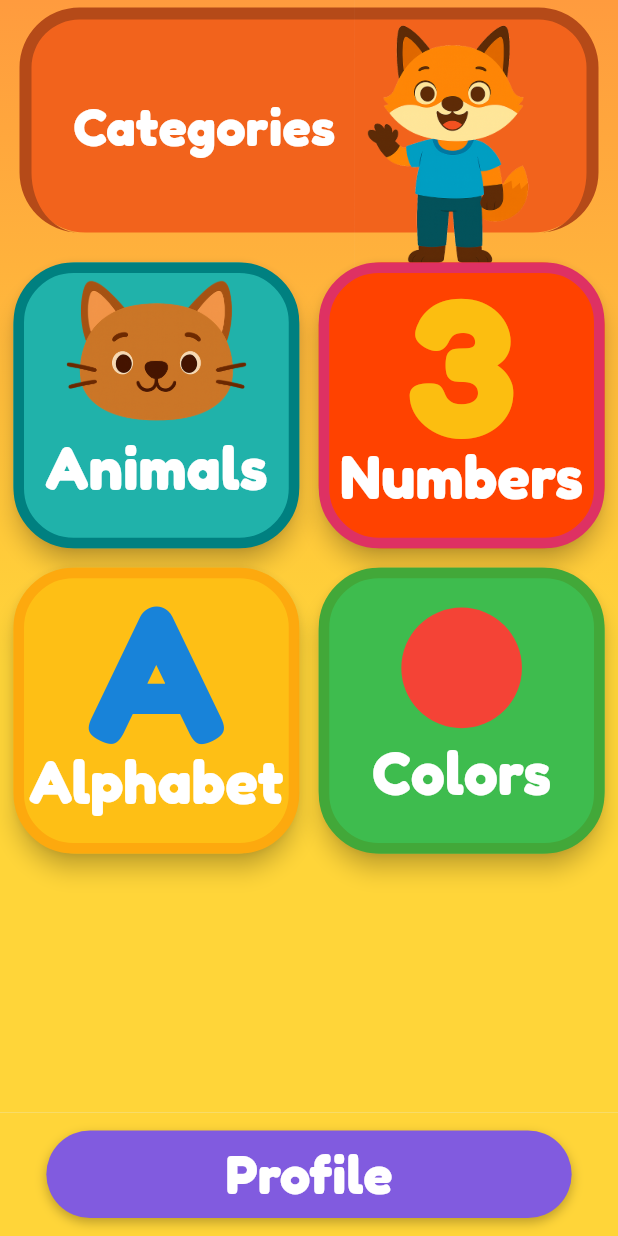
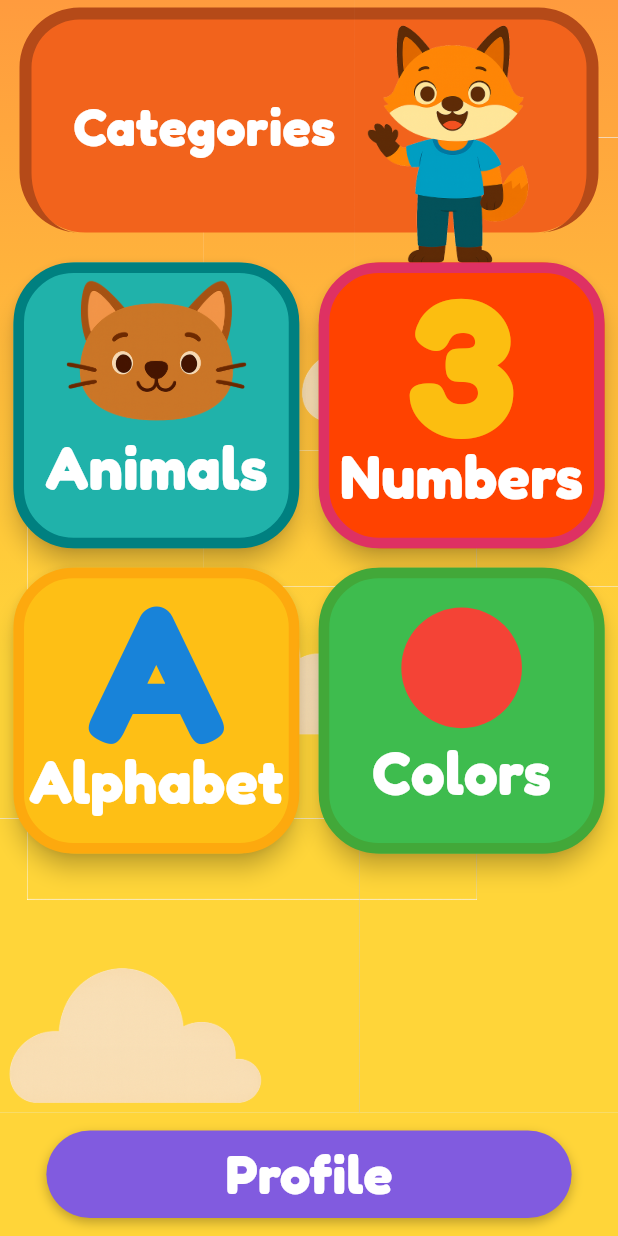
Before and after one commit to argadenil/zinzy, a Flutter app: the screen it shows after launch, on a phone screen of 412 x 824 dp. Run offline on Flutter 3.47's test engine with Material 3 defaults, Android fonts, the phone set to English and light mode, and no system bars; our stand-ins replace google_fonts.

Commit message:
changes added

```diff
--- a/lib/screens/home.dart
+++ b/lib/screens/home.dart
@@ -1,6 +1,6 @@
 import 'package:flutter/material.dart';
+import 'package:zinzy/widgets/cloud.dart';
 import 'package:zinzy/widgets/horizontalCard.dart';
-import 'package:zinzy/widgets/shakeWidget.dart';
 
 class HomeScreen extends StatefulWidget {
   const HomeScreen({super.key});
@@ -49,7 +49,7 @@ class _HomeScreenState extends State<HomeScreen> {
               ),
             ),
           ),
-
+          AnimatedClouds(screenWidth: screenWidth, screenHeight: screenHeight),
           // Main UI
           SafeArea(
             child: Padding(
@@ -101,14 +101,12 @@ class _HomeScreenState extends State<HomeScreen> {
                               mainAxisSpacing: cardSpacing,
                               children: [
                                 buildUniformCard(
-                                  content: ShakeWidget(
-                                    child: Transform.scale(
+                                  content: Transform.scale(
                                     scale: 2,
                                     child: Image.asset(
                                       'assets/images/cat.png',
                                       width: cardSize * 0.5,
                                       height: cardSize * 0.5,
-                                      ),
                                     ),
                                   ),
                                   label: 'Animals',
@@ -119,14 +117,12 @@ class _HomeScreenState extends State<HomeScreen> {
                                 buildUniformCard(
                                   content: Transform.scale(
                                     scale: 2,
-                                    child: ShakeWidget(
                                     child: Text(
                                       '3',
                                       style: TextStyle(
                                         fontSize: cardSize * 0.4,
                                         fontWeight: FontWeight.bold,
                                         color: const Color(0xFFfcbe10),
-                                        ),
                                       ),
                                     ),
                                   ),
@@ -138,7 +134,6 @@ class _HomeScreenState extends State<HomeScreen> {
                                 buildUniformCard(
                                   content: Transform.scale(
                                     scale: 2,
-                                    child: ShakeWidget(
                                     child: Text(
                                       'A',
                                       style: TextStyle(
@@ -148,21 +143,18 @@ class _HomeScreenState extends State<HomeScreen> {
                                       ),
                                     ),
                                   ),
-                                  ),
                                   label: 'Alphabet',
                                   backgroundColor: const Color(0xfffebf15),
                                   borderColor: const Color(0xfffda90e),
                                   fontSize: cardSize * 0.25,
                                 ),
                                 buildUniformCard(
-                                  content: ShakeWidget(
-                                    child: Container(
+                                  content: Container(
                                     width: cardSize * 0.5,
                                     height: cardSize * 0.5,
                                     decoration: const BoxDecoration(
                                       color: Colors.red,
                                       shape: BoxShape.circle,
-                                      ),
                                     ),
                                   ),
                                   label: 'Colors',
--- /dev/null
+++ b/lib/widgets/cloud.dart
@@ -0,0 +1,74 @@
+import 'package:flutter/material.dart';
+
+class AnimatedClouds extends StatefulWidget {
+  final double screenWidth;
+  final double screenHeight;
+
+  const AnimatedClouds({
+    super.key,
+    required this.screenWidth,
+    required this.screenHeight,
+  });
+
+  @override
+  State<AnimatedClouds> createState() => _AnimatedCloudsState();
+}
+
+class _AnimatedCloudsState extends State<AnimatedClouds>
+    with TickerProviderStateMixin {
+  late final List<AnimationController> controllers;
+  late final List<Animation<Offset>> animations;
+
+  @override
+  void initState() {
+    super.initState();
+
+    controllers = List.generate(3, (index) {
+      return AnimationController(
+        vsync: this,
+        duration: Duration(seconds: 12 + index * 3),
+      )..repeat();
+    });
+
+    animations = List.generate(3, (index) {
+      return Tween<Offset>(
+        begin: Offset(-1.5, 0.05 + index * 0.15),
+        end: Offset(1.5, 0.05 + index * 0.15),
+      ).animate(
+        CurvedAnimation(parent: controllers[index], curve: Curves.linear),
+      );
+    });
+  }
+
+  @override
+  void dispose() {
+    for (final c in controllers) {
+      c.dispose();
+    }
+    super.dispose();
+  }
+
+  @override
+  Widget build(BuildContext context) {
+    return Stack(
+      children: List.generate(3, (index) {
+        return SlideTransition(
+          position: animations[index],
+          child: Padding(
+            padding: EdgeInsets.only(
+              top: widget.screenHeight * (0.05 + index * 0.15),
+            ),
+            child: SizedBox(
+              width: 300,
+              height: 360,
+              child: Image.asset(
+                'assets/images/cloud.png',
+                fit: BoxFit.contain,
+              ), // use your cloud image
+            ),
+          ),
+        );
+      }),
+    );
+  }
+}
```
Lines whose indentation alone changed are shown as unchanged.
